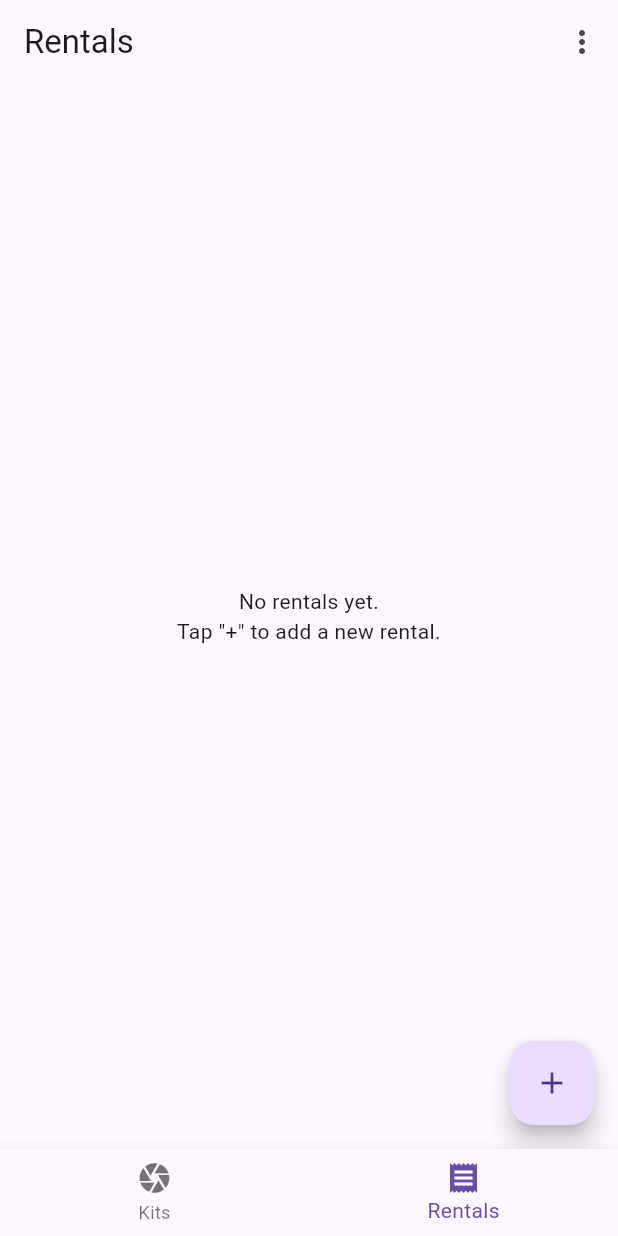
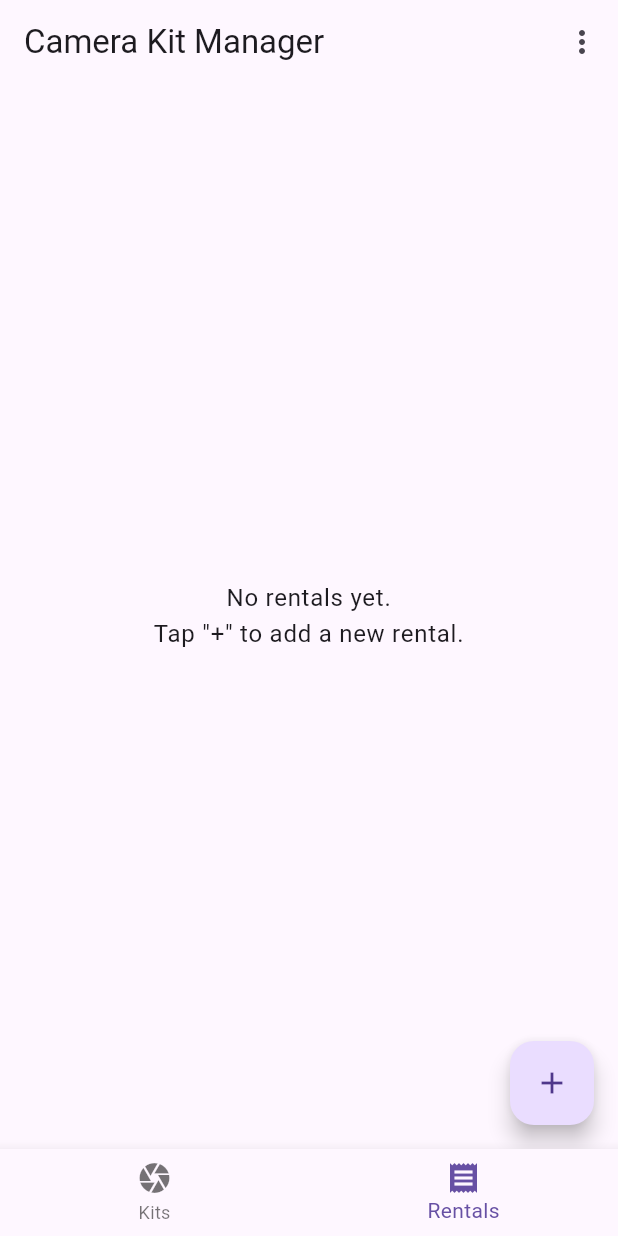
Before and after one commit to SkourtsidisGiorgos/camera-kit-manager, a Flutter app: the screen it shows after launch, item 2 of the bottom bar chosen, on a phone screen of 412 x 824 dp. Run offline on Flutter 3.47's test engine with Material 3 defaults, Android fonts, the light colour scheme and no system bars; our stand-ins replace file_picker, geocoding, geolocator, google_maps_flutter, google_sign_in, hive_flutter and 4 more; missing offline and left inert: googleapis; accounts and stored records are empty; generated files the repository leaves out were written again.

Commit message:
fix double header bug

```diff
--- a/lib/main.dart
+++ b/lib/main.dart
@@ -67,7 +67,7 @@ class _MainScreenState extends State<MainScreen> {
   // Screen titles
   final List<String> _titles = [
     AppStrings.appTitle,
-    'Rentals',
+    'Camera Kit Manager',
   ];
 
   // Screen widgets
--- a/lib/screens/kit/kit_list_screen.dart
+++ b/lib/screens/kit/kit_list_screen.dart
@@ -228,9 +228,6 @@ class _KitListScreenState extends State<KitListScreen> {
   @override
   Widget build(BuildContext context) {
     return Scaffold(
-      appBar: AppBar(
-        title: const Text(AppStrings.appTitle),
-      ),
       body: _isLoading
           ? const Center(child: CircularProgressIndicator())
           : _kits.isEmpty
--- a/lib/screens/rental/rental_list_screen.dart
+++ b/lib/screens/rental/rental_list_screen.dart
@@ -42,10 +42,11 @@ class _RentalListScreenState extends State<RentalListScreen> {
       body: _isLoading
           ? const Center(child: CircularProgressIndicator())
           : _rentals.isEmpty
-              ? const Center(
+              ? Center(
                   child: Text(
                     'No rentals yet.\nTap "+" to add a new rental.',
                     textAlign: TextAlign.center,
+                    style: Theme.of(context).textTheme.bodyLarge,
                   ),
                 )
               : ListView.builder(
```
